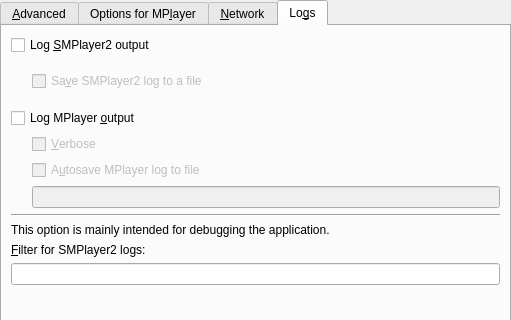
rossy/SMPlayer2, file src/prefadvanced.ui: the form before one commit; both pictures show x 0 to 511 and y 0 to 320 of the 511 by 469 pixel window.
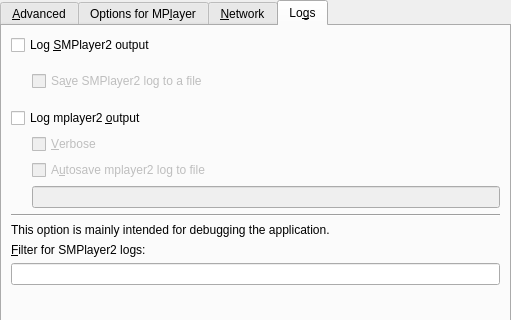
The form after the commit. The open tabs and pages were chosen to show the change. Custom widgets are drawn as their Qt base class.

Commit message: s/MPlayer/mplayer2

```diff
--- a/src/prefadvanced.ui
+++ b/src/prefadvanced.ui
@@ -551,7 +551,7 @@
        <item>
         <widget class="QCheckBox" name="log_mplayer_check">
          <property name="text">
-          <string>Log MPlayer &amp;output</string>
+          <string>Log mplayer2 &amp;output</string>
          </property>
         </widget>
        </item>
@@ -590,7 +590,7 @@
           <item row="1" column="1">
            <widget class="QCheckBox" name="log_mplayer_save_check">
             <property name="text">
-             <string>A&amp;utosave MPlayer log to file</string>
+             <string>A&amp;utosave mplayer2 log to file</string>
             </property>
            </widget>
           </item>
```
Left out of the diff: 4 changed lines with no effect on the pictures. The commit also changes 240 other files.
